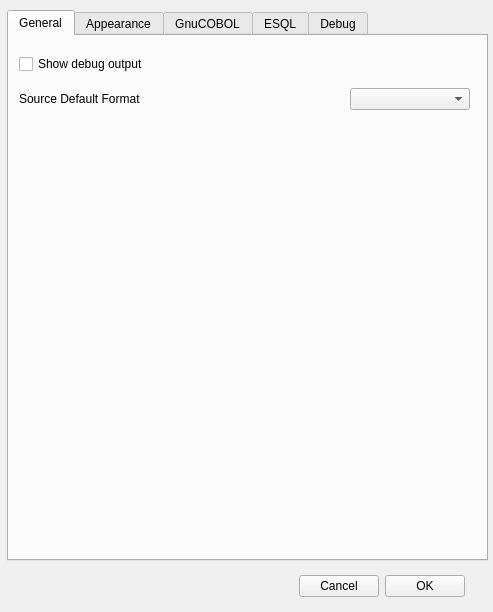
First picture: the form in gix-ide/Settings.ui, repository mridoni/gix, before the edit.
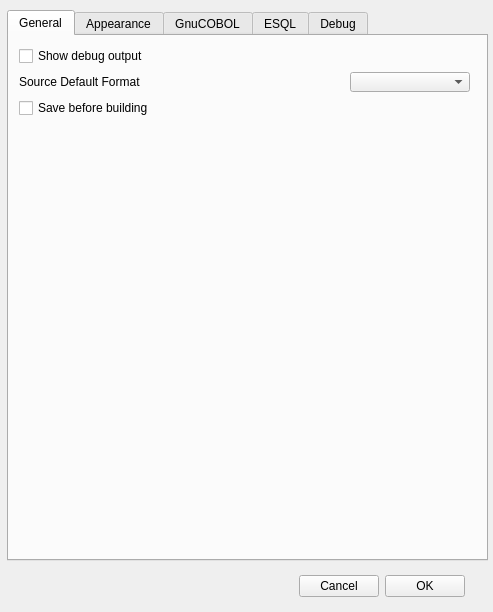
Second picture: the form after the edit. The open tabs and pages were chosen to show the change.

```diff
--- a/gix-ide/Settings.ui
+++ b/gix-ide/Settings.ui
@@ -70,6 +70,13 @@
         </item>
        </layout>
       </item>
+      <item>
+       <widget class="QCheckBox" name="cbSaveBeforeBuild">
+        <property name="text">
+         <string>Save before building</string>
+        </property>
+       </widget>
+      </item>
      </layout>
     </widget>
    </widget>
```
Left out of the diff: 2 changed lines with no effect on the pictures.
